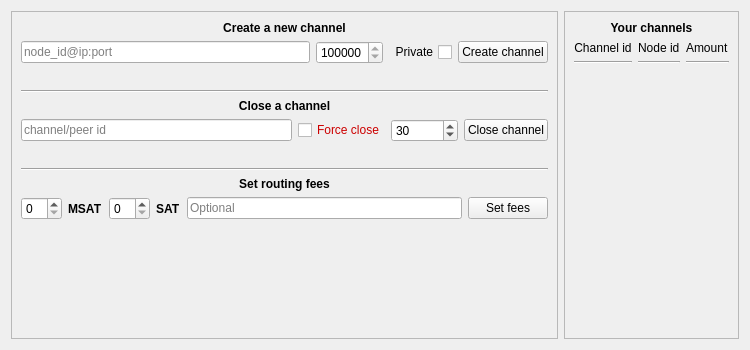
darosior/lightning-qt, file forms/channelspage.ui: the form before one commit.
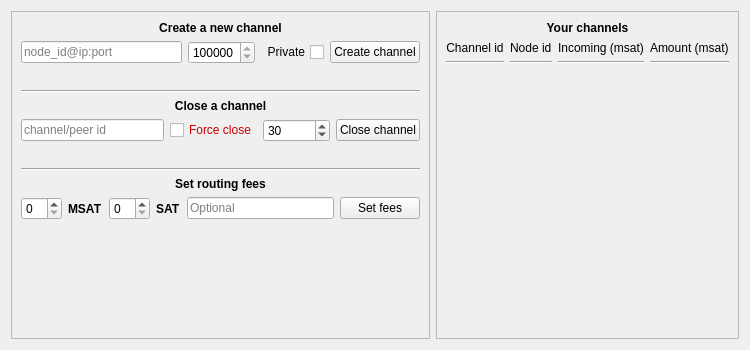
The form after the commit.

Commit message: incoming liquidity

```diff
--- a/forms/channelspage.ui
+++ b/forms/channelspage.ui
@@ -404,12 +404,30 @@
               </item>
              </layout>
             </item>
+            <item>
+             <layout class="QVBoxLayout" name="layoutIncoming">
+              <item>
+               <widget class="QLabel" name="label_10">
+                <property name="text">
+                 <string>Incoming (msat)</string>
+                </property>
+               </widget>
+              </item>
+              <item>
+               <widget class="Line" name="line_6">
+                <property name="orientation">
+                 <enum>Qt::Horizontal</enum>
+                </property>
+               </widget>
+              </item>
+             </layout>
+            </item>
             <item>
              <layout class="QVBoxLayout" name="layoutAmount">
               <item>
                <widget class="QLabel" name="label_8">
                 <property name="text">
-                 <string>Amount</string>
+                 <string>Amount (msat)</string>
                 </property>
                </widget>
               </item>
```
The commit also changes 2 other files.
